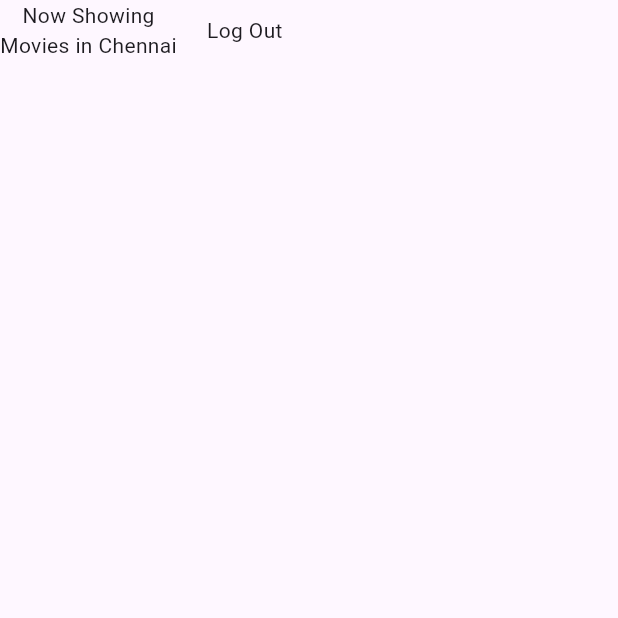
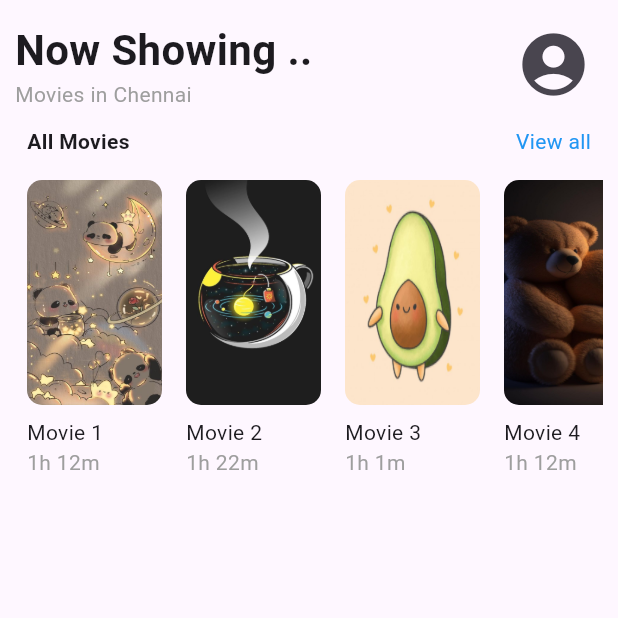
Before and after one commit to NTTVy03/MovieBooking, a Flutter app: the screen it shows once a user with an empty profile is signed in, on a phone screen of 412 x 824 dp, the top half of it. Run offline on Flutter 3.47's test engine with Material 3 defaults, Android fonts, the phone set to English and light mode, and no system bars; our stand-ins replace firebase_auth, firebase_core; missing offline and left inert: material_text_fields; accounts and stored records are empty; network calls fail.

Commit message:
homepage - listview

```diff
--- a/lib/main.dart
+++ b/lib/main.dart
@@ -1,8 +1,5 @@
 import 'package:flutter/material.dart';
 import 'package:moviebooking_21120168/pages/auth.dart';
-import 'package:moviebooking_21120168/pages/home.dart';
-import 'package:moviebooking_21120168/pages/login.dart';
-import 'package:moviebooking_21120168/pages/register.dart';
 import 'package:firebase_core/firebase_core.dart';
 import 'firebase_options.dart';
 
@@ -17,7 +14,7 @@ void main() async {
 class MyApp extends StatefulWidget {
   static const routeName = '/';
 
-  const MyApp();
+  const MyApp({super.key});
 
   @override
   State<MyApp> createState() => _MyAppState();
@@ -37,14 +34,9 @@ class _MyAppState extends State<MyApp> {
   @override
   Widget build(BuildContext context) {
     return const MaterialApp(
-        title: 'CGVy',
-        // home: MyFirstScreen(
-        //   showNotification: _checkPendingNotificationRequests,
-        // ),
-        // initialRoute: !auth.isAuth ? null : widget.initialRoute,
-        home: AuthPage(),
-        routes: {
-          //LoginPage.routeName: (ctx) => LoginPage();
-        });
+      debugShowCheckedModeBanner: false,
+      title: 'CGVy',
+      home: AuthPage(),
+    );
   }
 }
--- a/lib/pages/auth.dart
+++ b/lib/pages/auth.dart
@@ -1,7 +1,6 @@
 import 'package:firebase_auth/firebase_auth.dart';
 import 'package:flutter/material.dart';
 import 'package:moviebooking_21120168/pages/home.dart';
-import 'package:moviebooking_21120168/pages/login.dart';
 import 'package:moviebooking_21120168/pages/login_or_register.dart';
 
 class AuthPage extends StatelessWidget {
@@ -21,7 +20,7 @@ class AuthPage extends StatelessWidget {
 
           // user id NOT logged in
           else {
-            return LoginOrRegisterPage();
+            return const LoginOrRegisterPage();
           }
         },
       ),
--- a/lib/pages/home.dart
+++ b/lib/pages/home.dart
@@ -1,8 +1,7 @@
 import 'package:firebase_auth/firebase_auth.dart';
-import 'package:firebase_core/firebase_core.dart';
 import 'package:flutter/material.dart';
-import 'package:circular_profile_avatar/circular_profile_avatar.dart';
-import 'package:card_swiper/card_swiper.dart';
+import 'package:moviebooking_21120168/pages/allmovie.dart';
+import 'package:moviebooking_21120168/pages/moviepage.dart';
 
 class HomePage extends StatelessWidget {
   HomePage({super.key});
@@ -10,9 +9,61 @@ class HomePage extends StatelessWidget {
   final user = FirebaseAuth.instance.currentUser!;
 
   void handleSignOut() {
-    print("############################################");
     FirebaseAuth.instance.signOut();
   }
+
+  final List<Map> listMovies = [
+    {
+      'title': 'Movie 1',
+      'duration': '1h 12m',
+      'img_url': 'assets/images/allmovies/img1.jpg'
+    },
+    {
+      'title': 'Movie 2',
+      'duration': '1h 22m',
+      'img_url': 'assets/images/allmovies/img2.jpg'
+    },
+    {
+      'title': 'Movie 3',
+      'duration': '1h 1m',
+      'img_url': 'assets/images/allmovies/img3.jpg'
+    },
+    {
+      'title': 'Movie 4',
+      'duration': '1h 12m',
+      'img_url': 'assets/images/allmovies/img4.jpg'
+    },
+    {
+      'title': 'Movie 5',
+      'duration': '1h 5m',
+      'img_url': 'assets/images/allmovies/img5.jpg'
+    },
+    {
+      'title': 'Movie 6',
+      'duration': '1h 10m',
+      'img_url': 'assets/images/allmovies/img1.jpg'
+    },
+    {
+      'title': 'Movie 7',
+      'duration': '1h 12m',
+      'img_url': 'assets/images/allmovies/img3.jpg'
+    },
+    {
+      'title': 'Movie 8',
+      'duration': '2h 12m',
+      'img_url': 'assets/images/allmovies/img2.jpg'
+    },
+    {
+      'title': 'Movie 9',
+      'duration': '1h 2m',
+      'img_url': 'assets/images/allmovies/img4.jpg'
+    },
+    {
+      'title': 'Movie 10',
+      'duration': '1h 3m',
+      'img_url': 'assets/images/allmovies/img5.jpg'
+    },
+  ];
 
   @override
   Widget build(BuildContext context) {
@@ -21,50 +72,136 @@ class HomePage extends StatelessWidget {
 
     return Scaffold(
       body: SafeArea(
-            child: Column(children: [
+        child: Padding(
+          padding: const EdgeInsets.all(10.0),
+          child: Column(
+            children: [
+              // header
               Row(
+                mainAxisAlignment: MainAxisAlignment.spaceBetween,
+                crossAxisAlignment: CrossAxisAlignment.center,
                 children: [
+                  // Text
                   const Column(
-            children: [Text("Now Showing"), Text("Movies in Chennai")],
+                    crossAxisAlignment: CrossAxisAlignment.start,
+                    children: [
+                      Text(
+                        "Now Showing ..",
+                        style: TextStyle(
+                            fontWeight: FontWeight.bold, fontSize: 28),
                       ),
-          const SizedBox(
-            width: 20,
+                      Text(
+                        "Movies in Chennai",
+                        style: TextStyle(color: Colors.grey),
                       ),
-          InkWell(
-            onTap: handleSignOut,
-            child: Text("Log Out"),
-          )
-
-          // Align(
-          //   alignment: Alignment.centerRight,
-          //   child: CircularProfileAvatar(
-          //     'https://avatars0.githubusercontent.com/u/8264639?s=460&v=4', //sets image path, it should be a URL string. default value is empty string, if path is empty it will display only initials
-          //     radius: 100, // sets radius, default 50.0
-          //     backgroundColor: Colors
-          //         .transparent, // sets background color, default Colors.white
-          //     elevation:
-          //         5.0, // sets elevation (shadow of the profile picture), default value is 0.0
-          //     foregroundColor: Colors.brown.withOpacity(
-          //         0.5), //sets foreground colour, it works if showInitialTextAbovePicture = true , default Colors.transparent
-          //     cacheImage:
-          //         true, // allow widget to cache image against provided url
-          //     imageFit: BoxFit.cover, // sets on tap
-          //     onTap: handleSignOut,
-          //   ),
-          // )
                     ],
                   ),
-      // Swiper(
-      //   itemBuilder: (BuildContext context, int index) {
-      //     return Image.network(
-      //       "https://via.placeholder.com/288x188",
-      //       fit: BoxFit.fill,
-      //     );
-      //   },
-      //   itemCount: 10,
-      //   itemWidth: 300.0,
-      //   layout: SwiperLayout.STACK,
-      // )
-    ])));
+
+                  // Avatar
+                  IconButton(
+                    onPressed: handleSignOut,
+                    icon: const Icon(Icons.account_circle),
+                    iconSize: 50,
+                  )
+                ],
+              ),
+
+              // new movies stack
+              const Stack(
+                children: [],
+              ),
+
+              //
+              // list view movies
+              Padding(
+                padding: const EdgeInsets.all(8.0),
+                child: Row(
+                  mainAxisAlignment: MainAxisAlignment.spaceBetween,
+                  children: [
+                    // Text All movies
+                    const Text(
+                      "All Movies",
+                      style: TextStyle(fontWeight: FontWeight.bold),
+                    ),
+
+                    // text view all
+                    GestureDetector(
+                      onTap: () {
+                        Navigator.push(
+                            context,
+                            MaterialPageRoute(
+                              builder: (context) => const AllMoviePage(),
+                            ));
+                      },
+                      child: const Text(
+                        "View all",
+                        style: TextStyle(
+                            color: Colors.blue, fontWeight: FontWeight.w400),
+                      ),
+                    )
+                  ],
+                ),
+              ),
+
+              // List movies
+              SizedBox(
+                height: 250,
+                child: ListView.builder(
+                  scrollDirection: Axis.horizontal,
+                  itemCount: listMovies.length,
+                  itemBuilder: (context, index) => GestureDetector(
+                    onTap: () => {
+                      Navigator.push(
+                        context,
+                        MaterialPageRoute(
+                          builder: (context) => MoviePage(
+                            index: index,
+                          ),
+                        ),
+                      )
+                    },
+                    child: Padding(
+                      padding: const EdgeInsets.all(8.0),
+                      child: Column(
+                          mainAxisAlignment: MainAxisAlignment.start,
+                          crossAxisAlignment: CrossAxisAlignment.start,
+                          children: [
+                            // image
+                            SizedBox(
+                              height: 150,
+                              width: 90,
+                              child: ClipRRect(
+                                borderRadius:
+                                    const BorderRadius.all(Radius.circular(10)),
+                                child: Image.asset(
+                                  listMovies[index]['img_url'],
+                                  fit: BoxFit.fill,
+                                ),
+                              ),
+                            ),
+
+                            const SizedBox(height: 8),
+                            // title
+                            Text(
+                              listMovies[index]['title'],
+                              style:
+                                  const TextStyle(fontWeight: FontWeight.w400),
+                            ),
+
+                            // duration
+                            Text(
+                              listMovies[index]['duration'],
+                              style: const TextStyle(color: Colors.grey),
+                            )
+                          ]),
+                    ),
+                  ),
+                ),
+              ),
+            ],
+          ),
+        ),
+      ),
+    );
   }
 }
--- a/pubspec.yaml
+++ b/pubspec.yaml
@@ -66,8 +66,10 @@ flutter:
   uses-material-design: true
 
   # To add assets to your application, add an assets section, like this:
-  # assets:
-  #  - ./lib/assets/images/lock.png
+  assets:
+    - assets/images/allmovies/
+    - assets/images/hotmovies/
+
   # An image asset can refer to one or more resolution-specific "variants", see
   # https://flutter.dev/assets-and-images/#resolution-aware
 
```
Also changed, not shown: lib/pages/allmovie.dart (+17 -0 lines), lib/pages/login.dart (+7 -12 lines), lib/pages/moviepage.dart (+18 -0 lines), lib/pages/register.dart (+14 -7 lines), assets/images/allmovies/img1.jpg (added), assets/images/allmovies/img2.jpg (added), assets/images/allmovies/img3.jpg (added), assets/images/allmovies/img4.jpg (added), assets/images/allmovies/img5.jpg (added), assets/images/hotmovies/hot1.jpg (added), assets/images/hotmovies/hot2.jpg (added), assets/images/hotmovies/hot3.jpg (added), 1 other file. Lines whose indentation alone changed are shown as unchanged.
